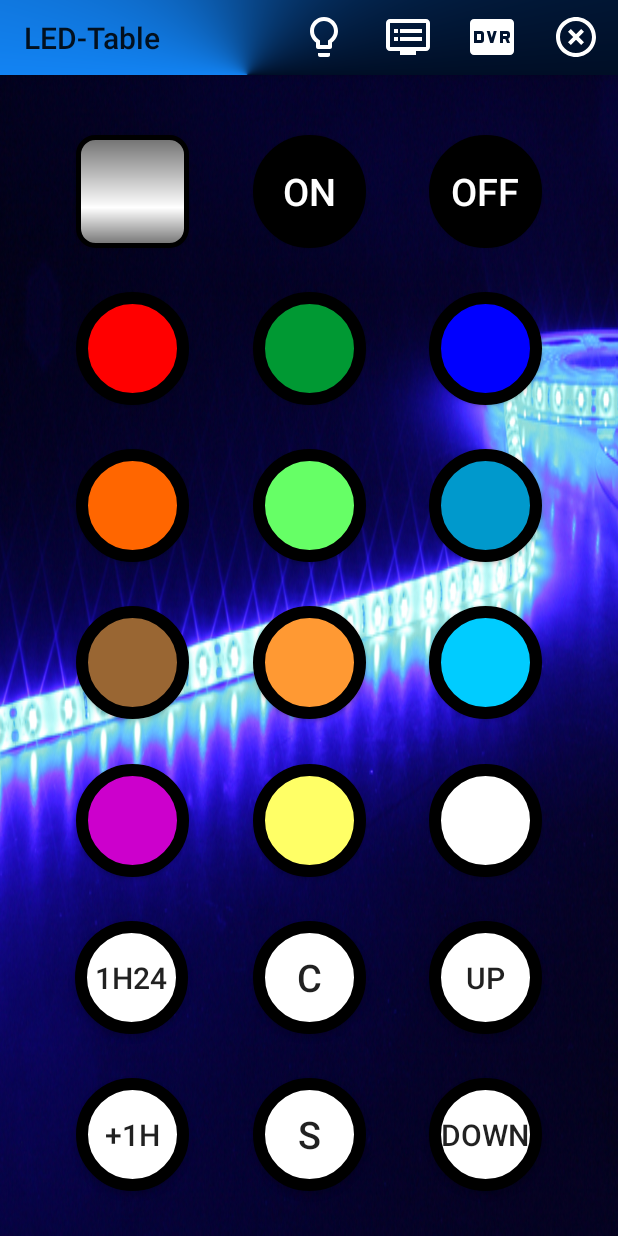
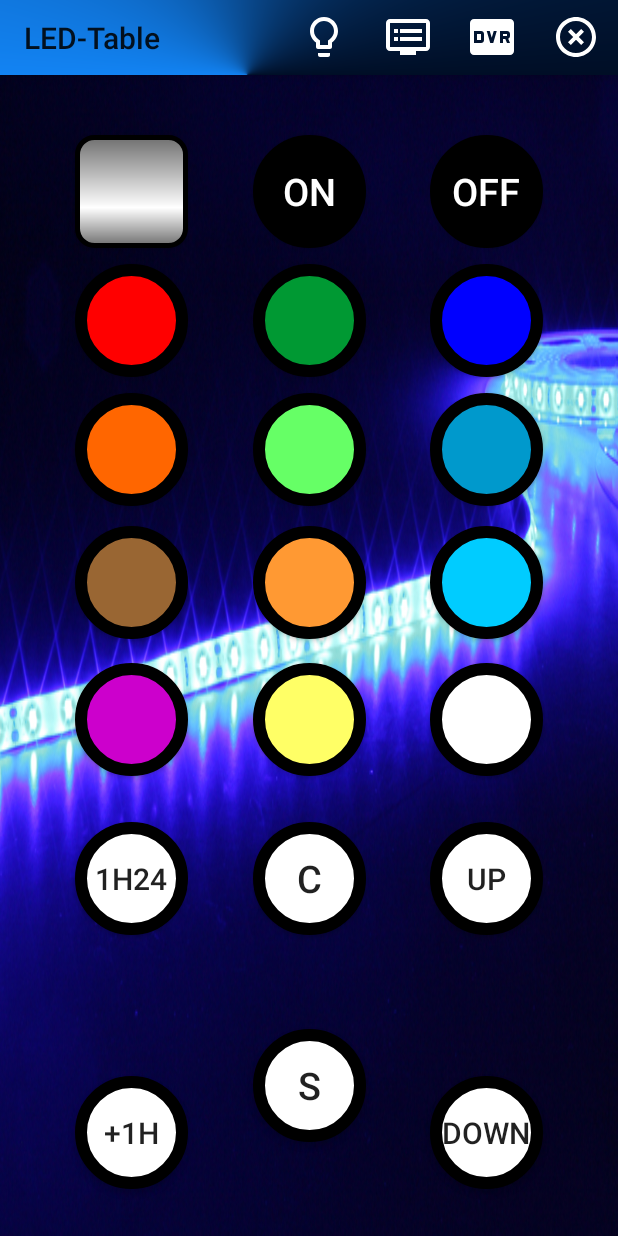
Before and after one commit to Paul-Abel/Controller-Java, an Android app: the LedTable screen opened directly, with no data from a screen before it, on a phone screen of 412 x 824 dp. Run offline under Robolectric (Android 15) with nearby library versions, the phone set to English and light mode, and no system bars.

Commit message:
part format fix

```diff
--- a/app/src/main/java/com/example/tv_remote/LedTable.java
+++ b/app/src/main/java/com/example/tv_remote/LedTable.java
@@ -236,6 +236,6 @@ public class  LedTable extends AppCompatActivity {
 
     private void sendInfrared(String infrared){
         InternetConnection b = new InternetConnection();
-        b.execute(infrared,"192.168.2.132");
+        b.execute(infrared,"192.168.2.122");
     }
 }
--- a/app/src/main/res/layout-land/activity_tv_remote2.xml
+++ b/app/src/main/res/layout-land/activity_tv_remote2.xml
@@ -203,7 +203,7 @@
         android:textSize="20sp"
         app:layout_constraintBottom_toBottomOf="parent"
         app:layout_constraintEnd_toEndOf="parent"
-        app:layout_constraintHorizontal_bias="0.02"
+        app:layout_constraintHorizontal_bias="0.18"
         app:layout_constraintStart_toStartOf="parent"
         app:layout_constraintTop_toTopOf="parent"
         app:layout_constraintVertical_bias="0.20" />
@@ -251,7 +251,7 @@
         android:textSize="20sp"
         app:layout_constraintBottom_toBottomOf="parent"
         app:layout_constraintEnd_toEndOf="parent"
-        app:layout_constraintHorizontal_bias="0.18"
+        app:layout_constraintHorizontal_bias="0.02"
         app:layout_constraintStart_toStartOf="parent"
         app:layout_constraintTop_toTopOf="parent"
         app:layout_constraintVertical_bias="0.20" />
--- a/app/src/main/res/layout/activity_led_cupboard.xml
+++ b/app/src/main/res/layout/activity_led_cupboard.xml
@@ -9,8 +9,8 @@
 
     <ImageView
         android:id="@+id/colour_pick"
-        android:layout_width="411dp"
-        android:layout_height="475dp"
+        android:layout_width="0dp"
+        android:layout_height="0dp"
         android:contentDescription="@string/image_desc_colours"
         android:src="@mipmap/colour_pick_background"
         app:layout_constraintBottom_toBottomOf="parent"
--- a/app/src/main/res/layout/activity_led_table.xml
+++ b/app/src/main/res/layout/activity_led_table.xml
@@ -25,10 +25,10 @@
         android:clickable="false"
         app:layout_constraintBottom_toBottomOf="parent"
         app:layout_constraintEnd_toEndOf="parent"
-        app:layout_constraintHorizontal_bias="0.15"
+        app:layout_constraintHorizontal_bias="0.148"
         app:layout_constraintStart_toStartOf="parent"
-        app:layout_constraintTop_toTopOf="parent"
-        app:layout_constraintVertical_bias="0.12" />
+        app:layout_constraintTop_toTopOf="@+id/led_on"
+        app:layout_constraintVertical_bias="0.0" />
 
     <Button
         android:id="@+id/led_on"
@@ -58,10 +58,10 @@
         android:textSize="25sp"
         app:layout_constraintBottom_toBottomOf="parent"
         app:layout_constraintEnd_toEndOf="parent"
-        app:layout_constraintHorizontal_bias="0.85"
+        app:layout_constraintHorizontal_bias="0.851"
         app:layout_constraintStart_toStartOf="parent"
-        app:layout_constraintTop_toTopOf="parent"
-        app:layout_constraintVertical_bias="0.12" />
+        app:layout_constraintTop_toTopOf="@+id/led_on"
+        app:layout_constraintVertical_bias="0.0" />
 
     <Button
         android:id="@+id/led_red"
@@ -72,10 +72,10 @@
         android:background="@drawable/led_round_button_red"
         app:layout_constraintBottom_toBottomOf="parent"
         app:layout_constraintEnd_toEndOf="parent"
-        app:layout_constraintHorizontal_bias="0.15"
+        app:layout_constraintHorizontal_bias="0.148"
         app:layout_constraintStart_toStartOf="parent"
-        app:layout_constraintTop_toTopOf="parent"
-        app:layout_constraintVertical_bias="0.26" />
+        app:layout_constraintTop_toTopOf="@+id/led_green"
+        app:layout_constraintVertical_bias="0.0" />
 
     <Button
         android:id="@+id/led_green"
@@ -87,8 +87,8 @@
         app:layout_constraintBottom_toBottomOf="parent"
         app:layout_constraintEnd_toEndOf="parent"
         app:layout_constraintStart_toStartOf="parent"
-        app:layout_constraintTop_toTopOf="parent"
-        app:layout_constraintVertical_bias="0.26" />
+        app:layout_constraintTop_toBottomOf="@+id/led_on"
+        app:layout_constraintVertical_bias="0.018" />
 
     <Button
         android:id="@+id/led_blue"
@@ -99,11 +99,10 @@
         android:background="@drawable/led_round_button_blue"
         app:layout_constraintBottom_toBottomOf="parent"
         app:layout_constraintEnd_toEndOf="parent"
-        app:layout_constraintHorizontal_bias="0.85"
+        app:layout_constraintHorizontal_bias="0.851"
         app:layout_constraintStart_toStartOf="parent"
-        app:layout_constraintTop_toTopOf="parent"
-        app:layout_constraintVertical_bias="0.26
-" />
+        app:layout_constraintTop_toTopOf="@+id/led_green"
+        app:layout_constraintVertical_bias="0.0" />
 
     <Button
         android:id="@+id/led_light_red"
@@ -114,10 +113,10 @@
         android:background="@drawable/led_round_button_light_red"
         app:layout_constraintBottom_toBottomOf="parent"
         app:layout_constraintEnd_toEndOf="parent"
-        app:layout_constraintHorizontal_bias="0.15"
+        app:layout_constraintHorizontal_bias="0.148"
         app:layout_constraintStart_toStartOf="parent"
-        app:layout_constraintTop_toTopOf="parent"
-        app:layout_constraintVertical_bias="0.40" />
+        app:layout_constraintTop_toTopOf="@+id/led_light_green"
+        app:layout_constraintVertical_bias="0.0" />
 
     <Button
         android:id="@+id/led_light_green"
@@ -129,8 +128,8 @@
         app:layout_constraintBottom_toBottomOf="parent"
         app:layout_constraintEnd_toEndOf="parent"
         app:layout_constraintStart_toStartOf="parent"
-        app:layout_constraintTop_toTopOf="parent"
-        app:layout_constraintVertical_bias="0.40" />
+        app:layout_constraintTop_toBottomOf="@+id/led_green"
+        app:layout_constraintVertical_bias="0.021" />
 
     <Button
         android:id="@+id/led_light_blue"
@@ -141,10 +140,10 @@
         android:background="@drawable/led_round_button_light_blue"
         app:layout_constraintBottom_toBottomOf="parent"
         app:layout_constraintEnd_toEndOf="parent"
-        app:layout_constraintHorizontal_bias="0.85"
+        app:layout_constraintHorizontal_bias="0.851"
         app:layout_constraintStart_toStartOf="parent"
-        app:layout_constraintTop_toTopOf="parent"
-        app:layout_constraintVertical_bias="0.40" />
+        app:layout_constraintTop_toTopOf="@+id/led_light_green"
+        app:layout_constraintVertical_bias="0.0" />
 
     <Button
         android:id="@+id/led_brown"
@@ -155,10 +154,10 @@
         android:background="@drawable/led_round_button_brown"
         app:layout_constraintBottom_toBottomOf="parent"
         app:layout_constraintEnd_toEndOf="parent"
-        app:layout_constraintHorizontal_bias="0.15"
+        app:layout_constraintHorizontal_bias="0.148"
         app:layout_constraintStart_toStartOf="parent"
-        app:layout_constraintTop_toTopOf="parent"
-        app:layout_constraintVertical_bias="0.54" />
+        app:layout_constraintTop_toTopOf="@+id/led_orange"
+        app:layout_constraintVertical_bias="0.0" />
 
     <Button
         android:id="@+id/led_orange"
@@ -170,9 +169,8 @@
         app:layout_constraintBottom_toBottomOf="parent"
         app:layout_constraintEnd_toEndOf="parent"
         app:layout_constraintStart_toStartOf="parent"
-        app:layout_constraintTop_toTopOf="parent"
-        app:layout_constraintVertical_bias="0.54
-" />
+        app:layout_constraintTop_toBottomOf="@+id/led_light_green"
+        app:layout_constraintVertical_bias="0.032" />
 
     <Button
         android:id="@+id/led_light_light_blue"
@@ -183,10 +181,10 @@
         android:background="@drawable/led_round_button_light_light_blue"
         app:layout_constraintBottom_toBottomOf="parent"
         app:layout_constraintEnd_toEndOf="parent"
-        app:layout_constraintHorizontal_bias="0.85"
+        app:layout_constraintHorizontal_bias="0.851"
         app:layout_constraintStart_toStartOf="parent"
-        app:layout_constraintTop_toTopOf="parent"
-        app:layout_constraintVertical_bias="0.54" />
+        app:layout_constraintTop_toTopOf="@+id/led_orange"
+        app:layout_constraintVertical_bias="0.0" />
 
     <Button
         android:id="@+id/led_purple"
@@ -197,10 +195,24 @@
         android:background="@drawable/led_round_button_purple"
         app:layout_constraintBottom_toBottomOf="parent"
         app:layout_constraintEnd_toEndOf="parent"
-        app:layout_constraintHorizontal_bias="0.15"
+        app:layout_constraintHorizontal_bias="0.148"
         app:layout_constraintStart_toStartOf="parent"
-        app:layout_constraintTop_toTopOf="parent"
-        app:layout_constraintVertical_bias="0.68" />
+        app:layout_constraintTop_toTopOf="@+id/led_yellow"
+        app:layout_constraintVertical_bias="0.0" />
+
+    <Button
+        android:id="@+id/led_white"
+        android:layout_width="75dp"
+        android:layout_height="75dp"
+        android:layout_centerHorizontal="true"
+        android:layout_centerVertical="true"
+        android:background="@drawable/led_round_button_white"
+        app:layout_constraintBottom_toBottomOf="parent"
+        app:layout_constraintEnd_toEndOf="parent"
+        app:layout_constraintHorizontal_bias="0.851"
+        app:layout_constraintStart_toStartOf="parent"
+        app:layout_constraintTop_toTopOf="@+id/led_yellow"
+        app:layout_constraintVertical_bias="0.0" />
 
     <Button
         android:id="@+id/led_yellow"
@@ -212,23 +224,69 @@
         app:layout_constraintBottom_toBottomOf="parent"
         app:layout_constraintEnd_toEndOf="parent"
         app:layout_constraintStart_toStartOf="parent"
-        app:layout_constraintTop_toTopOf="parent"
-        app:layout_constraintVertical_bias="0.68
-" />
+        app:layout_constraintTop_toBottomOf="@+id/led_orange"
+        app:layout_constraintVertical_bias="0.05" />
 
     <Button
-        android:id="@+id/led_white"
+        android:id="@+id/led_1H"
         android:layout_width="75dp"
         android:layout_height="75dp"
         android:layout_centerHorizontal="true"
         android:layout_centerVertical="true"
         android:background="@drawable/led_round_button_white"
+        android:text="@string/one_hour"
+        android:textSize="20sp"
         app:layout_constraintBottom_toBottomOf="parent"
         app:layout_constraintEnd_toEndOf="parent"
-        app:layout_constraintHorizontal_bias="0.85"
+        app:layout_constraintHorizontal_bias="0.148"
         app:layout_constraintStart_toStartOf="parent"
-        app:layout_constraintTop_toTopOf="parent"
-        app:layout_constraintVertical_bias="0.68" />
+        app:layout_constraintTop_toTopOf="@+id/led_smooth" />
+
+    <Button
+        android:id="@+id/led_up"
+        android:layout_width="75dp"
+        android:layout_height="75dp"
+        android:layout_centerHorizontal="true"
+        android:layout_centerVertical="true"
+        android:background="@drawable/led_round_button_white"
+        android:text="@string/brighter"
+        android:textSize="20sp"
+        app:layout_constraintBottom_toBottomOf="parent"
+        app:layout_constraintEnd_toEndOf="parent"
+        app:layout_constraintHorizontal_bias="0.851"
+        app:layout_constraintStart_toStartOf="parent"
+        app:layout_constraintTop_toTopOf="@+id/led_change"
+        app:layout_constraintVertical_bias="0.0" />
+
+    <Button
+        android:id="@+id/led_change"
+        android:layout_width="75dp"
+        android:layout_height="75dp"
+        android:layout_centerHorizontal="true"
+        android:layout_centerVertical="true"
+        android:background="@drawable/led_round_button_white"
+        android:text="@string/change"
+        android:textSize="25sp"
+        app:layout_constraintBottom_toBottomOf="parent"
+        app:layout_constraintEnd_toEndOf="parent"
+        app:layout_constraintStart_toStartOf="parent"
+        app:layout_constraintTop_toBottomOf="@+id/led_yellow"
+        app:layout_constraintVertical_bias="0.132" />
+
+    <Button
+        android:id="@+id/led_down"
+        android:layout_width="75dp"
+        android:layout_height="75dp"
+        android:layout_centerHorizontal="true"
+        android:layout_centerVertical="true"
+        android:background="@drawable/led_round_button_white"
+        android:text="@string/darker"
+        android:textSize="20sp"
+        app:layout_constraintBottom_toBottomOf="parent"
+        app:layout_constraintEnd_toEndOf="parent"
+        app:layout_constraintHorizontal_bias="0.851"
+        app:layout_constraintStart_toStartOf="parent"
+        app:layout_constraintTop_toTopOf="@+id/led_smooth" />
 
     <Button
         android:id="@+id/led_1H24"
@@ -243,55 +301,8 @@
         app:layout_constraintEnd_toEndOf="parent"
         app:layout_constraintHorizontal_bias="0.148"
         app:layout_constraintStart_toStartOf="parent"
-        app:layout_constraintTop_toTopOf="parent"
-        app:layout_constraintVertical_bias="0.82" />
-
-    <Button
-        android:id="@+id/led_change"
-        android:layout_width="75dp"
-        android:layout_height="75dp"
-        android:layout_centerHorizontal="true"
-        android:layout_centerVertical="true"
-        android:background="@drawable/led_round_button_white"
-        android:text="@string/change"
-        android:textSize="25sp"
-        app:layout_constraintBottom_toBottomOf="parent"
-        app:layout_constraintEnd_toEndOf="parent"
-        app:layout_constraintStart_toStartOf="parent"
-        app:layout_constraintTop_toTopOf="parent"
-        app:layout_constraintVertical_bias="0.82" />
-
-    <Button
-        android:id="@+id/led_up"
-        android:layout_width="75dp"
-        android:layout_height="75dp"
-        android:layout_centerHorizontal="true"
-        android:layout_centerVertical="true"
-        android:background="@drawable/led_round_button_white"
-        android:text="@string/brighter"
-        android:textSize="20sp"
-        app:layout_constraintBottom_toBottomOf="parent"
-        app:layout_constraintEnd_toEndOf="parent"
-        app:layout_constraintHorizontal_bias="0.85"
-        app:layout_constraintStart_toStartOf="parent"
-        app:layout_constraintTop_toTopOf="parent"
-        app:layout_constraintVertical_bias="0.82" />
-
-    <Button
-        android:id="@+id/led_1H"
-        android:layout_width="75dp"
-        android:layout_height="75dp"
-        android:layout_centerHorizontal="true"
-        android:layout_centerVertical="true"
-        android:background="@drawable/led_round_button_white"
-        android:text="@string/one_hour"
-        android:textSize="20sp"
-        app:layout_constraintBottom_toBottomOf="parent"
-        app:layout_constraintEnd_toEndOf="parent"
-        app:layout_constraintHorizontal_bias="0.15"
-        app:layout_constraintStart_toStartOf="parent"
-        app:layout_constraintTop_toTopOf="parent"
-        app:layout_constraintVertical_bias="0.96" />
+        app:layout_constraintTop_toTopOf="@+id/led_change"
+        app:layout_constraintVertical_bias="0.0" />
 
     <Button
         android:id="@+id/led_smooth"
@@ -305,23 +316,6 @@
         app:layout_constraintBottom_toBottomOf="parent"
         app:layout_constraintEnd_toEndOf="parent"
         app:layout_constraintStart_toStartOf="parent"
-        app:layout_constraintTop_toTopOf="parent"
-        app:layout_constraintVertical_bias="0.96" />
-
-    <Button
-        android:id="@+id/led_down"
-        android:layout_width="75dp"
-        android:layout_height="75dp"
-        android:layout_centerHorizontal="true"
-        android:layout_centerVertical="true"
-        android:background="@drawable/led_round_button_white"
-        android:text="@string/darker"
-        android:textSize="20sp"
-        app:layout_constraintBottom_toBottomOf="parent"
-        app:layout_constraintEnd_toEndOf="parent"
-        app:layout_constraintHorizontal_bias="0.85"
-        app:layout_constraintStart_toStartOf="parent"
-        app:layout_constraintTop_toTopOf="parent"
-        app:layout_constraintVertical_bias="0.96" />
+        app:layout_constraintTop_toBottomOf="@+id/led_change" />
 
 </androidx.constraintlayout.widget.ConstraintLayout>
```
Also changed, not shown: app/src/main/java/com/example/tv_remote/MainActivity.java (+21 -2 lines), app/src/main/java/com/example/tv_remote/TVRemote2.java (+14 -11 lines), app/src/main/res/layout-land/activity_led_cupboard.xml (+4 -3 lines), app/src/main/res/layout-land/activity_main.xml (+19 -3 lines), app/src/main/res/layout/activity_main.xml (+17 -1 lines), app/src/main/res/layout/activity_reciver.xml (+42 -47 lines), app/src/main/res/layout/activity_tv_remote2.xml (+6 -6 lines).
